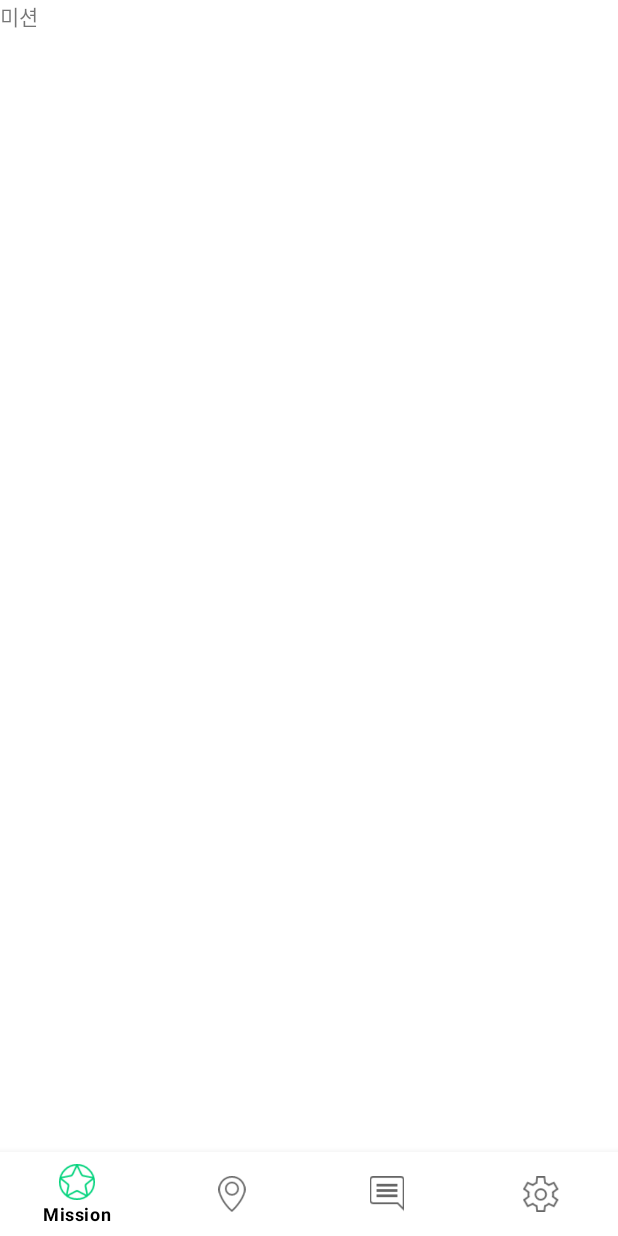
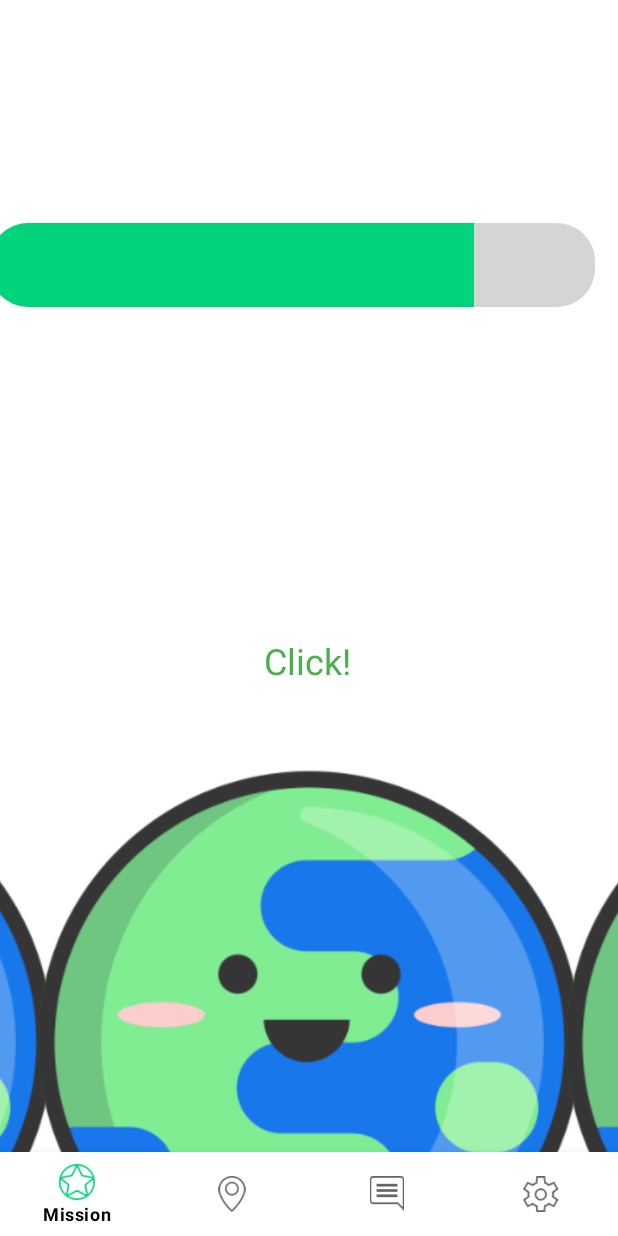
Before and after one commit to Nayoung-apeach/zero-waste, an Android app: the MissionFragment screen opened directly, with no data from a screen before it, on a phone screen of 412 x 824 dp. Before the commit the screen is almost empty. Run offline under Robolectric (Android 15) with nearby library versions, the light colour scheme and no system bars; our stand-ins replace Firebase (no records; nobody signed in at launch, a user with empty details on screens opened directly).

Commit message:
Add Mission

```diff
--- /dev/null
+++ b/app/src/main/java/kr/hs/emirim/js/zero_waste/FragFirst.java
@@ -0,0 +1,56 @@
+package kr.hs.emirim.js.zero_waste;
+
+import android.app.Dialog;
+import android.graphics.Color;
+import android.graphics.drawable.ColorDrawable;
+import android.os.Bundle;
+import android.view.LayoutInflater;
+import android.view.View;
+import android.view.ViewGroup;
+import android.view.Window;
+import android.widget.Button;
+import android.widget.ImageView;
+
+import androidx.fragment.app.Fragment;
+
+public class FragFirst extends Fragment {
+    Dialog mission_done;
+    ImageView earth;
+  @Override
+  public View onCreateView(LayoutInflater inflater, ViewGroup container,
+                           Bundle savedInstanceState) {
+      ViewGroup rootView = (ViewGroup) inflater.inflate(
+              R.layout.first_mission, container, false);
+
+      earth = rootView.findViewById(R.id.imageView);
+      mission_done =new Dialog(getActivity());
+      mission_done.requestWindowFeature(Window.FEATURE_NO_TITLE);
+      mission_done.setContentView(R.layout.activity_mission_dialog);
+      earth.setOnClickListener(new View.OnClickListener() {
+                                       @Override
+
+                                       public void onClick(View view) {
+                                           mission_done.show();
+                                           mission_done.getWindow().setBackgroundDrawable(new ColorDrawable(Color.TRANSPARENT));
+                                           Button noBtn = mission_done.findViewById(R.id.noBtn);
+                                           Button yesBtn = mission_done.findViewById(R.id.yesBtn);
+                                           yesBtn.setOnClickListener(new View.OnClickListener() {
+                                               @Override
+                                               public void onClick(View view) {
+                                                   mission_done.dismiss();
+                                               }
+                                           });
+                                           noBtn.setOnClickListener(new View.OnClickListener() {
+                                               @Override
+                                               public void onClick(View view) {
+                                                   // 원하는 기능 구현
+                                                   mission_done.dismiss();
+                                               }
+                                           });
+                                       }
+                                   });
+
+      return rootView;
+  }
+
+}
--- /dev/null
+++ b/app/src/main/java/kr/hs/emirim/js/zero_waste/FragFourth.java
@@ -0,0 +1,56 @@
+package kr.hs.emirim.js.zero_waste;
+
+import android.app.Dialog;
+import android.graphics.Color;
+import android.graphics.drawable.ColorDrawable;
+import android.os.Bundle;
+import android.view.LayoutInflater;
+import android.view.View;
+import android.view.ViewGroup;
+import android.view.Window;
+import android.widget.Button;
+import android.widget.ImageView;
+
+import androidx.fragment.app.Fragment;
+
+
+public class FragFourth extends Fragment {
+    Dialog mission_done;
+    ImageView earth;
+    @Override
+    public View onCreateView(LayoutInflater inflater, ViewGroup container,
+                             Bundle savedInstanceState) {
+        ViewGroup rootView = (ViewGroup) inflater.inflate(
+                R.layout.fourth_mission, container, false);
+        earth = rootView.findViewById(R.id.imageView);
+        mission_done =new Dialog(getActivity());
+        mission_done.requestWindowFeature(Window.FEATURE_NO_TITLE);
+        mission_done.setContentView(R.layout.activity_mission_dialog);
+        earth.setOnClickListener(new View.OnClickListener() {
+            @Override
+
+            public void onClick(View view) {
+                mission_done.show();
+                mission_done.getWindow().setBackgroundDrawable(new ColorDrawable(Color.TRANSPARENT));
+                Button noBtn = mission_done.findViewById(R.id.noBtn);
+                Button yesBtn = mission_done.findViewById(R.id.yesBtn);
+                yesBtn.setOnClickListener(new View.OnClickListener() {
+                    @Override
+                    public void onClick(View view) {
+                        mission_done.dismiss();
+                    }
+                });
+                noBtn.setOnClickListener(new View.OnClickListener() {
+                    @Override
+                    public void onClick(View view) {
+                        // 원하는 기능 구현
+                        mission_done.dismiss();
+                    }
+                });
+            }
+        });
+
+        return rootView;
+    }
+
+}
--- /dev/null
+++ b/app/src/main/java/kr/hs/emirim/js/zero_waste/FragSecond.java
@@ -0,0 +1,55 @@
+package kr.hs.emirim.js.zero_waste;
+
+import android.app.Dialog;
+import android.graphics.Color;
+import android.graphics.drawable.ColorDrawable;
+import android.os.Bundle;
+import android.view.LayoutInflater;
+import android.view.View;
+import android.view.ViewGroup;
+import android.view.Window;
+import android.widget.Button;
+import android.widget.ImageView;
+
+import androidx.fragment.app.Fragment;
+
+
+public class FragSecond extends Fragment {
+    Dialog mission_done;
+    ImageView earth;
+    @Override
+    public View onCreateView(LayoutInflater inflater, ViewGroup container,
+                             Bundle savedInstanceState) {
+        ViewGroup rootView = (ViewGroup) inflater.inflate(
+                R.layout.second_mission, container, false);
+        earth = rootView.findViewById(R.id.imageView);
+        mission_done =new Dialog(getActivity());
+        mission_done.requestWindowFeature(Window.FEATURE_NO_TITLE);
+        mission_done.setContentView(R.layout.activity_mission_dialog);
+        earth.setOnClickListener(new View.OnClickListener() {
+            @Override
+
+            public void onClick(View view) {
+                mission_done.show();
+                mission_done.getWindow().setBackgroundDrawable(new ColorDrawable(Color.TRANSPARENT));
+                Button noBtn = mission_done.findViewById(R.id.noBtn);
+                Button yesBtn = mission_done.findViewById(R.id.yesBtn);
+                yesBtn.setOnClickListener(new View.OnClickListener() {
+                    @Override
+                    public void onClick(View view) {
+                        mission_done.dismiss();
+                    }
+                });
+                noBtn.setOnClickListener(new View.OnClickListener() {
+                    @Override
+                    public void onClick(View view) {
+                        // 원하는 기능 구현
+                        mission_done.dismiss();
+                    }
+                });
+            }
+        });
+
+        return rootView;
+    }
+}
--- /dev/null
+++ b/app/src/main/java/kr/hs/emirim/js/zero_waste/FragThird.java
@@ -0,0 +1,56 @@
+package kr.hs.emirim.js.zero_waste;
+
+import android.app.Dialog;
+import android.graphics.Color;
+import android.graphics.drawable.ColorDrawable;
+import android.os.Bundle;
+import android.view.LayoutInflater;
+import android.view.View;
+import android.view.ViewGroup;
+import android.view.Window;
+import android.widget.Button;
+import android.widget.ImageView;
+
+import androidx.fragment.app.Fragment;
+
+
+public class FragThird extends Fragment {
+    Dialog mission_done;
+    ImageView earth;
+    @Override
+    public View onCreateView(LayoutInflater inflater, ViewGroup container,
+                             Bundle savedInstanceState) {
+        ViewGroup rootView = (ViewGroup) inflater.inflate(
+                R.layout.third_mission, container, false);
+        earth = rootView.findViewById(R.id.imageView);
+        mission_done =new Dialog(getActivity());
+        mission_done.requestWindowFeature(Window.FEATURE_NO_TITLE);
+        mission_done.setContentView(R.layout.activity_mission_dialog);
+        earth.setOnClickListener(new View.OnClickListener() {
+            @Override
+
+            public void onClick(View view) {
+                mission_done.show();
+                mission_done.getWindow().setBackgroundDrawable(new ColorDrawable(Color.TRANSPARENT));
+                Button noBtn = mission_done.findViewById(R.id.noBtn);
+                Button yesBtn = mission_done.findViewById(R.id.yesBtn);
+                yesBtn.setOnClickListener(new View.OnClickListener() {
+                    @Override
+                    public void onClick(View view) {
+                        mission_done.dismiss();
+                    }
+                });
+                noBtn.setOnClickListener(new View.OnClickListener() {
+                    @Override
+                    public void onClick(View view) {
+                        // 원하는 기능 구현
+                        mission_done.dismiss();
+                    }
+                });
+            }
+        });
+
+        return rootView;
+    }
+
+}
--- a/app/src/main/java/kr/hs/emirim/js/zero_waste/MissionFragment.java
+++ b/app/src/main/java/kr/hs/emirim/js/zero_waste/MissionFragment.java
@@ -1,64 +1,87 @@
 package kr.hs.emirim.js.zero_waste;
 
 import android.os.Bundle;
-
-import androidx.fragment.app.Fragment;
-
 import android.view.LayoutInflater;
 import android.view.View;
 import android.view.ViewGroup;
+import android.widget.ProgressBar;
 
-/**
- * A simple {@link Fragment} subclass.
- * Use the {@link MissionFragment#newInstance} factory method to
- * create an instance of this fragment.
- */
+import androidx.annotation.NonNull;
+import androidx.core.view.ViewCompat;
+import androidx.fragment.app.Fragment;
+import androidx.viewpager2.adapter.FragmentStateAdapter;
+import androidx.viewpager2.widget.ViewPager2;
+
+import com.google.firebase.firestore.DocumentReference;
+import com.google.firebase.firestore.FirebaseFirestore;
+
+
 public class MissionFragment extends Fragment {
-
-    // TODO: Rename parameter arguments, choose names that match
-    // the fragment initialization parameters, e.g. ARG_ITEM_NUMBER
-    private static final String ARG_PARAM1 = "param1";
-    private static final String ARG_PARAM2 = "param2";
-
-    // TODO: Rename and change types of parameters
-    private String mParam1;
-    private String mParam2;
-
-    public MissionFragment() {
-        // Required empty public constructor
-    }
-
-    /**
-     * Use this factory method to create a new instance of
-     * this fragment using the provided parameters.
-     *
-     * @param param1 Parameter 1.
-     * @param param2 Parameter 2.
-     * @return A new instance of fragment MissionFragment.
-     */
-    // TODO: Rename and change types and number of parameters
-    public static MissionFragment newInstance(String param1, String param2) {
-        MissionFragment fragment = new MissionFragment();
-        Bundle args = new Bundle();
-        args.putString(ARG_PARAM1, param1);
-        args.putString(ARG_PARAM2, param2);
-        fragment.setArguments(args);
-        return fragment;
-    }
-
-    @Override
-    public void onCreate(Bundle savedInstanceState) {
-        super.onCreate(savedInstanceState);
-        if (getArguments() != null) {
-            mParam1 = getArguments().getString(ARG_PARAM1);
-            mParam2 = getArguments().getString(ARG_PARAM2);
-        }
-    }
+    private static FirebaseFirestore db = FirebaseFirestore.getInstance();
+    private ViewPager2 mPager;
+    private FragmentStateAdapter pagerAdapter;
+    private int num_page = 4;
 
     @Override
     public View onCreateView(LayoutInflater inflater, ViewGroup container,
                              Bundle savedInstanceState) {
-        // Inflate the layout for this fragment
-        return inflater.inflate(R.layout.fragment_mission, container, false);
+        ViewGroup rootView = (ViewGroup) inflater.inflate(R.layout.fragment_mission, container, false);
+        DocumentReference productRef = db.collection("Level").document("HQ98GYtxv8Q6AogYAiJf");
+
+
+        //ProgressBar
+        ProgressBar progressBar = rootView.findViewById(R.id.progressBar);
+        progressBar.setIndeterminate(false);
+        progressBar.setProgress(80);
+
+        //ViewPager2
+        mPager = rootView.findViewById(R.id.viewpager);
+        mPager.setSaveEnabled(false);
+        //Adapter
+        pagerAdapter = new MyAdapter(this, num_page);
+        mPager.setAdapter(pagerAdapter);
+
+        //ViewPager Setting
+        mPager.setOrientation(ViewPager2.ORIENTATION_HORIZONTAL);
+        mPager.setCurrentItem(1000);
+        mPager.setOffscreenPageLimit(3);
+
+        mPager.registerOnPageChangeCallback(new ViewPager2.OnPageChangeCallback() {
+            @Override
+            public void onPageScrolled(int position, float positionOffset, int positionOffsetPixels) {
+                super.onPageScrolled(position, positionOffset, positionOffsetPixels);
+                if (positionOffsetPixels == 0) {
+                    mPager.setCurrentItem(position);
+                }
+            }
+
+            @Override
+            public void onPageSelected(int position) {
+                super.onPageSelected(position);
+            }
+
+        });
+
+
+        final float pageMargin= getResources().getDimensionPixelOffset(R.dimen.pageMargin);
+        final float pageOffset = getResources().getDimensionPixelOffset(R.dimen.offset);
+
+        mPager.setPageTransformer(new ViewPager2.PageTransformer() {
+            @Override
+            public void transformPage(@NonNull View page, float position) {
+                float myOffset = position * -(2 * pageOffset + pageMargin);
+                if (mPager.getOrientation() == ViewPager2.ORIENTATION_HORIZONTAL) {
+                    if (ViewCompat.getLayoutDirection(mPager) == ViewCompat.LAYOUT_DIRECTION_RTL) {
+                        page.setTranslationX(-myOffset);
+                    } else {
+                        page.setTranslationX(myOffset);
+                    }
+                } else {
+                    page.setTranslationY(myOffset);
+                }
+            }
+        });
+        return rootView;
+
     }
 }
--- /dev/null
+++ b/app/src/main/java/kr/hs/emirim/js/zero_waste/MyAdapter.java
@@ -0,0 +1,37 @@
+package kr.hs.emirim.js.zero_waste;
+
+import androidx.annotation.NonNull;
+import androidx.fragment.app.Fragment;
+import androidx.viewpager2.adapter.FragmentStateAdapter;
+
+
+public class MyAdapter extends FragmentStateAdapter {
+
+    public int mCount;
+
+    public MyAdapter(Fragment fa, int count) {
+        super(fa);
+        mCount = count;
+    }
+
+    @NonNull
+    @Override
+    public Fragment createFragment(int position) {
+        int index = getRealPosition(position);
+
+        if(index==0) return new FragFirst();
+        else if(index==1) return new FragSecond();
+        else if(index==2) return new FragThird();
+        else return new FragFourth();
+
+    }
+
+    @Override
+    public int getItemCount() {
+        return 2000;
+    }
+
+    public int getRealPosition(int position) { return position % mCount; }
+
+
+}
--- /dev/null
+++ b/app/src/main/res/drawable-v24/custom_progressbar.xml
@@ -0,0 +1,17 @@
+<?xml version="1.0" encoding="utf-8"?>
+<layer-list xmlns:android="http://schemas.android.com/apk/res/android">
+    <item>
+        <shape>
+            <corners android:radius="25dp" />
+            <solid android:color="#D5D5D5" />
+        </shape>
+    </item>
+    <item>
+        <clip>
+            <shape>
+                <corners android:radius="25dp" />
+                <solid android:color="#01D37C" />
+            </shape>
+        </clip>
+    </item>
+</layer-list>
--- /dev/null
+++ b/app/src/main/res/layout/first_mission.xml
@@ -0,0 +1,48 @@
+<?xml version="1.0" encoding="utf-8"?>
+<androidx.constraintlayout.widget.ConstraintLayout xmlns:android="http://schemas.android.com/apk/res/android"
+    xmlns:app="http://schemas.android.com/apk/res-auto"
+    xmlns:tools="http://schemas.android.com/tools"
+    android:id="@+id/frameLayout"
+    android:layout_width="match_parent"
+    android:layout_height="match_parent">
+
+
+    <ImageView
+        android:id="@+id/imageView"
+        android:layout_width="367dp"
+        android:layout_height="419dp"
+        android:layout_marginTop="108dp"
+        app:layout_constraintEnd_toEndOf="parent"
+        app:layout_constraintStart_toStartOf="parent"
+        app:layout_constraintTop_toTopOf="parent"
+        app:srcCompat="@drawable/earthicon" />
+
+    <TextView
+        android:id="@+id/textView"
+        android:layout_width="wrap_content"
+        android:layout_height="wrap_content"
+        android:layout_marginTop="48dp"
+        android:text="비닐봉지 대신 장바구니 이용하기"
+        android:textSize="25sp"
+        app:layout_constraintEnd_toEndOf="parent"
+        app:layout_constraintHorizontal_bias="0.501"
+        app:layout_constraintStart_toStartOf="parent"
+        app:layout_constraintTop_toBottomOf="@+id/imageView" />
+
+    <TextView
+        android:id="@+id/textView2"
+        android:layout_width="wrap_content"
+        android:layout_height="wrap_content"
+        android:layout_marginTop="30dp"
+        android:text="Click!"
+        android:textColor="#4CAF50"
+        android:textSize="24sp"
+        app:layout_constraintBottom_toTopOf="@+id/imageView"
+        app:layout_constraintEnd_toEndOf="parent"
+        app:layout_constraintHorizontal_bias="0.498"
+        app:layout_constraintStart_toStartOf="parent"
+        app:layout_constraintTop_toTopOf="parent"
+        app:layout_constraintVertical_bias="0.369" />
+
+
+</androidx.constraintlayout.widget.ConstraintLayout>
--- /dev/null
+++ b/app/src/main/res/layout/fourth_mission.xml
@@ -0,0 +1,48 @@
+<?xml version="1.0" encoding="utf-8"?>
+<androidx.constraintlayout.widget.ConstraintLayout xmlns:android="http://schemas.android.com/apk/res/android"
+    xmlns:app="http://schemas.android.com/apk/res-auto"
+    xmlns:tools="http://schemas.android.com/tools"
+    android:id="@+id/frameLayout"
+    android:layout_width="match_parent"
+    android:layout_height="match_parent">
+
+
+    <ImageView
+        android:id="@+id/imageView"
+        android:layout_width="367dp"
+        android:layout_height="419dp"
+        android:layout_marginTop="108dp"
+        app:layout_constraintEnd_toEndOf="parent"
+        app:layout_constraintStart_toStartOf="parent"
+        app:layout_constraintTop_toTopOf="parent"
+        app:srcCompat="@drawable/earthicon" />
+
+    <TextView
+        android:id="@+id/textView"
+        android:layout_width="wrap_content"
+        android:layout_height="wrap_content"
+        android:layout_marginTop="48dp"
+        android:text="화학조미료 없이 요리하기"
+        android:textSize="25sp"
+        app:layout_constraintEnd_toEndOf="parent"
+        app:layout_constraintHorizontal_bias="0.501"
+        app:layout_constraintStart_toStartOf="parent"
+        app:layout_constraintTop_toBottomOf="@+id/imageView" />
+
+    <TextView
+        android:id="@+id/textView2"
+        android:layout_width="wrap_content"
+        android:layout_height="wrap_content"
+        android:layout_marginTop="30dp"
+        android:text="Click!"
+        android:textColor="#4CAF50"
+        android:textSize="24sp"
+        app:layout_constraintBottom_toTopOf="@+id/imageView"
+        app:layout_constraintEnd_toEndOf="parent"
+        app:layout_constraintHorizontal_bias="0.498"
+        app:layout_constraintStart_toStartOf="parent"
+        app:layout_constraintTop_toTopOf="parent"
+        app:layout_constraintVertical_bias="0.369" />
+
+
+</androidx.constraintlayout.widget.ConstraintLayout>
--- a/app/src/main/res/layout/fragment_mission.xml
+++ b/app/src/main/res/layout/fragment_mission.xml
@@ -1,14 +1,53 @@
 <?xml version="1.0" encoding="utf-8"?>
-<FrameLayout xmlns:android="http://schemas.android.com/apk/res/android"
+<LinearLayout xmlns:android="http://schemas.android.com/apk/res/android"
+    xmlns:app="http://schemas.android.com/apk/res-auto"
     xmlns:tools="http://schemas.android.com/tools"
     android:layout_width="match_parent"
     android:layout_height="match_parent"
+    android:orientation="vertical"
     tools:context=".MissionFragment">
 
-    <!-- TODO: Update blank fragment layout -->
-    <TextView
+    <androidx.constraintlayout.widget.ConstraintLayout
         android:layout_width="match_parent"
-        android:layout_height="match_parent"
-        android:text="미션" />
+        android:layout_height="357dp">
 
-</FrameLayout>
+        <ProgressBar
+            android:id="@+id/progressBar"
+            style="?android:attr/progressBarStyleHorizontal"
+            android:layout_width="403dp"
+            android:layout_height="56dp"
+            android:layout_marginEnd="16dp"
+            android:progressDrawable="@drawable/custom_progressbar"
+            app:layout_constraintBottom_toBottomOf="parent"
+            app:layout_constraintEnd_toEndOf="parent"
+            app:layout_constraintTop_toTopOf="parent"
+            app:layout_constraintVertical_bias="0.494" />
+
+        <ImageView
+            android:id="@+id/imageView2"
+            android:layout_width="205dp"
+            android:layout_height="217dp"
+            android:src="@drawable/earthicon"
+            app:layout_constraintBottom_toBottomOf="parent"
+            app:layout_constraintEnd_toStartOf="@+id/progressBar"
+            app:layout_constraintHorizontal_bias="0.425"
+            app:layout_constraintStart_toStartOf="parent"
+            app:layout_constraintTop_toTopOf="parent" />
+    </androidx.constraintlayout.widget.ConstraintLayout>
+
+    <FrameLayout
+        android:layout_width="match_parent"
+        android:layout_height="713dp"
+        android:layout_marginTop="20dp">
+
+        <androidx.viewpager2.widget.ViewPager2
+            android:id="@+id/viewpager"
+            android:layout_width="match_parent"
+            android:layout_height="743dp"
+            android:clipChildren="false"
+            android:clipToPadding="false" />
+
+
+    </FrameLayout>
+
+</LinearLayout>
--- /dev/null
+++ b/app/src/main/res/layout/second_mission.xml
@@ -0,0 +1,48 @@
+<?xml version="1.0" encoding="utf-8"?>
+<androidx.constraintlayout.widget.ConstraintLayout xmlns:android="http://schemas.android.com/apk/res/android"
+    xmlns:app="http://schemas.android.com/apk/res-auto"
+    xmlns:tools="http://schemas.android.com/tools"
+    android:id="@+id/frameLayout"
+    android:layout_width="match_parent"
+    android:layout_height="match_parent">
+
+
+    <TextView
+        android:id="@+id/textView4"
+        android:layout_width="wrap_content"
+        android:layout_height="wrap_content"
+        android:layout_marginTop="30dp"
+        android:text="Click!"
+        android:textColor="#4CAF50"
+        android:textSize="24sp"
+        app:layout_constraintBottom_toTopOf="@+id/imageView"
+        app:layout_constraintEnd_toEndOf="parent"
+        app:layout_constraintHorizontal_bias="0.498"
+        app:layout_constraintStart_toStartOf="parent"
+        app:layout_constraintTop_toTopOf="parent"
+        app:layout_constraintVertical_bias="0.369" />
+
+    <ImageView
+        android:id="@+id/imageView"
+        android:layout_width="367dp"
+        android:layout_height="419dp"
+        android:layout_marginTop="108dp"
+        app:layout_constraintEnd_toEndOf="parent"
+        app:layout_constraintStart_toStartOf="parent"
+        app:layout_constraintTop_toTopOf="parent"
+        app:srcCompat="@drawable/earthicon" />
+
+    <TextView
+        android:id="@+id/textView"
+        android:layout_width="wrap_content"
+        android:layout_height="wrap_content"
+        android:layout_marginTop="48dp"
+        android:text="친환경 마크 있는 제품 구매하기"
+        android:textSize="25sp"
+        app:layout_constraintEnd_toEndOf="parent"
+        app:layout_constraintHorizontal_bias="0.501"
+        app:layout_constraintStart_toStartOf="parent"
+        app:layout_constraintTop_toBottomOf="@+id/imageView" />
+
+
+</androidx.constraintlayout.widget.ConstraintLayout>
```
Also changed, not shown: app/src/main/java/kr/hs/emirim/js/zero_waste/level.java (added, +20 -0 lines), app/src/main/res/drawable-v24/round_bg.xml (added, +11 -0 lines), app/src/main/res/layout/activity_mission_dialog.xml (added, +42 -0 lines), app/src/main/res/layout/third_mission.xml (added, +48 -0 lines), app/src/main/res/values/dimens.xml (added, +19 -0 lines), app/src/main/res/drawable-v24/earthicon.png (added).
